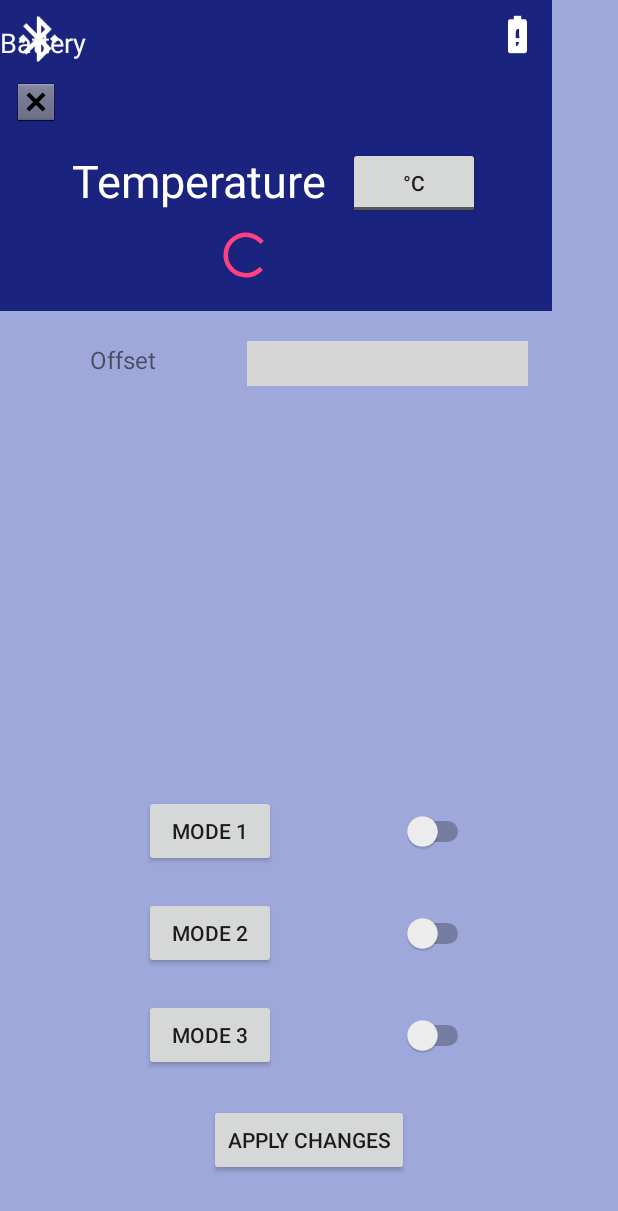
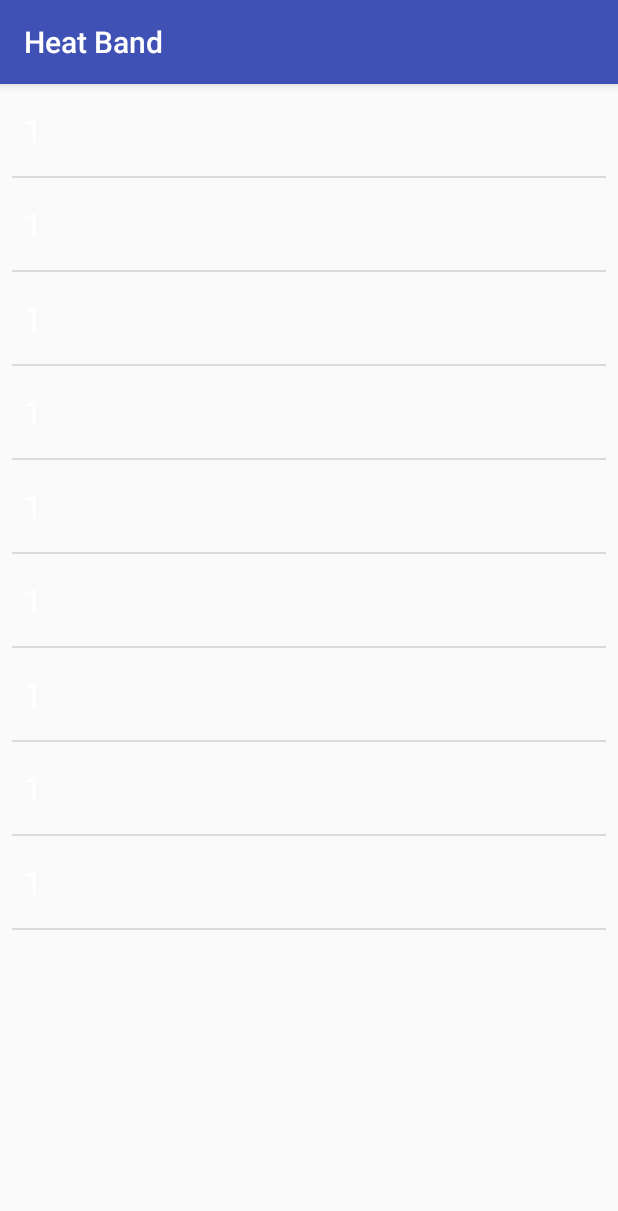
Before and after one commit to vomyrak/Heat_Band, an Android app: the screen it shows after launch (MainActivity before the commit, ScanActivity after it), on a phone screen of 412 x 824 dp. Shown: the top 1211 px of the screen. Run offline under Robolectric (Android 15) with nearby library versions, the phone set to English and light mode, and no system bars; libraries missing offline, so code that uses them is left out: com.daimajia.numberprogressbar, org.adw.library; plain views replace DiscreteSeekBar, NumberProgressBar; 6 statements that could not run were skipped; grey boxes are pictures that could not be loaded.

Commit message:
22:17 07/03

```diff
--- a/app/build.gradle
+++ b/app/build.gradle
@@ -30,5 +30,5 @@ dependencies {
 
     compile 'org.adw.library:discrete-seekbar:1.0.1'
     compile 'com.daimajia.numberprogressbar:library:1.4@aar'
-
+    compile 'com.android.support:recyclerview-v7:26.1.0'
 }
--- a/app/src/main/AndroidManifest.xml
+++ b/app/src/main/AndroidManifest.xml
@@ -32,7 +32,9 @@
         <service
             android:name=".MyBtService"
             android:enabled="true"
-            android:exported="true"></service>
+            android:exported="true" />
+
+        <activity android:name=".ScanActivity"></activity>
     </application>
 
 </manifest>
--- /dev/null
+++ b/app/src/main/java/com/example/vomyrak/heatband/DeviceAdapter.java
@@ -0,0 +1,58 @@
+package com.example.vomyrak.heatband;
+
+import android.content.Context;
+import android.support.v7.widget.RecyclerView;
+import android.view.LayoutInflater;
+import android.view.View;
+import android.view.ViewGroup;
+import android.widget.TextView;
+
+import java.util.List;
+
+/**
+ * Created by VomyraK on 07/03/2018.
+ */
+
+public class DeviceAdapter extends RecyclerView.Adapter<DeviceAdapter.AdapterViewHolder> {
+
+    private String[] mDeviceData;
+    public DeviceAdapter(){}
+
+    public class AdapterViewHolder extends RecyclerView.ViewHolder{
+        public final TextView mDeviceTextView;
+
+        public AdapterViewHolder(View view){
+            super(view);
+            this.mDeviceTextView = (TextView) view.findViewById(R.id.found_bluetooth_devices);
+        }
+    }
+
+    @Override
+    public void onBindViewHolder(AdapterViewHolder holder, int position) {
+        String newString = mDeviceData[position];
+        holder.mDeviceTextView.setText(newString);
+    }
+
+    @Override
+    public AdapterViewHolder onCreateViewHolder(ViewGroup parent, int viewType) {
+        Context context = parent.getContext();
+        int layoutIdForListItem = R.layout.list_item;
+        LayoutInflater inflater = LayoutInflater.from(context);
+        boolean shouldAttachToParentImmediately = false;
+
+        View view = LayoutInflater.from(parent.getContext()).inflate(R.layout.list_item, parent, shouldAttachToParentImmediately);
+        AdapterViewHolder adapterViewHolder = new AdapterViewHolder(view);
+        return adapterViewHolder;
+    }
+
+    @Override
+    public int getItemCount() {
+        if (mDeviceData == null) return 0;
+        return mDeviceData.length;
+    }
+
+    public void setDeviceData(String[] data){
+        mDeviceData = new String[]{"1","1","1","1","1","1","1","1","1",};
+        notifyDataSetChanged();
+    }
+}
--- a/app/src/main/java/com/example/vomyrak/heatband/MainActivity.java
+++ b/app/src/main/java/com/example/vomyrak/heatband/MainActivity.java
@@ -201,8 +201,6 @@ public class MainActivity extends AppCompatActivity {
             public void onClick(View view) {
                 try {
                     myBtService.resetBluetooth();
-
-
                 } catch (Exception e){
                     e.printStackTrace();
                 }
@@ -218,12 +216,6 @@ public class MainActivity extends AppCompatActivity {
                 bundle.putString(mOutgoingData, "j255,0,255 ");
                 message.setData(bundle);
                 myBtService.writingThread.handler.sendMessage(message);
-                /*
-                try {
-                    myBtService.resetBluetooth();
-                } catch (Exception e){
-                    e.printStackTrace();
-                }*/
             }
         });
 
@@ -232,20 +224,18 @@ public class MainActivity extends AppCompatActivity {
             @Override
             public void onProgressChanged(DiscreteSeekBar seekBar, int value, boolean fromUser) {
                 seekBarProgress = seekBar.getProgress();
-
             }
 
             @Override
             public void onStartTrackingTouch(DiscreteSeekBar seekBar) {
-
             }
 
             @Override
             public void onStopTrackingTouch(DiscreteSeekBar seekBar) {
-
             }
         });
-
+        Intent startupIntent = new Intent(this, ScanActivity.class);
+        startActivityForResult(startupIntent, 1);
         Intent intent = new Intent(this, MyBtService.class);
         startService(intent);
         bindService(intent, mServiceConnection, Context.BIND_AUTO_CREATE);
--- /dev/null
+++ b/app/src/main/java/com/example/vomyrak/heatband/ScanActivity.java
@@ -0,0 +1,62 @@
+package com.example.vomyrak.heatband;
+
+import android.bluetooth.BluetoothDevice;
+import android.content.BroadcastReceiver;
+import android.content.Context;
+import android.content.Intent;
+import android.content.IntentFilter;
+import android.support.v7.app.AppCompatActivity;
+import android.os.Bundle;
+import android.support.v7.widget.LinearLayoutManager;
+import android.support.v7.widget.RecyclerView;
+import android.util.Log;
+import android.view.View;
+
+import java.util.ArrayList;
+
+import static com.example.vomyrak.heatband.MainActivity.DEVICE_NAME;
+import static com.example.vomyrak.heatband.MainActivity.DEVICE_ADDRESS;
+
+public class ScanActivity extends AppCompatActivity {
+
+    private ArrayList<BluetoothDevice> discoveredDevices;
+    private RecyclerView mRecyclerView;
+    private DeviceAdapter mDeviceAdapter;
+    @Override
+    protected void onCreate(Bundle savedInstanceState) {
+        super.onCreate(savedInstanceState);
+        setContentView(R.layout.activity_scan);
+        mRecyclerView = (RecyclerView) findViewById(R.id.recyclerView);
+        LinearLayoutManager layoutManager = new LinearLayoutManager(this, LinearLayoutManager.VERTICAL, false);
+        mRecyclerView.setLayoutManager(layoutManager);
+        mRecyclerView.setHasFixedSize(true);
+        mDeviceAdapter = new DeviceAdapter();
+        mRecyclerView.setAdapter(mDeviceAdapter);
+        IntentFilter filter = new IntentFilter();
+        filter.addAction(BluetoothDevice.ACTION_FOUND);
+        this.registerReceiver(bReciever, filter);
+        addItemForDisplay(new String[]{"1", "2"});
+        mRecyclerView.setVisibility(View.VISIBLE);
+
+    }
+
+    private final BroadcastReceiver bReciever = new BroadcastReceiver() {
+        public void onReceive(Context context, Intent intent) {
+            String action = intent.getAction();
+            if (BluetoothDevice.ACTION_FOUND.equals(action)) {
+                Log.d("DEVICELIST", "Bluetooth device found\n");
+                BluetoothDevice device = intent.getParcelableExtra(BluetoothDevice.EXTRA_DEVICE);
+                discoveredDevices.add(device);
+                // Create a new device item
+                addItemForDisplay(device);
+            }
+        }
+    };
+
+    private void addItemForDisplay(BluetoothDevice device){
+        mDeviceAdapter.setDeviceData(new String[]{device.getAddress().toString()});
+    }
+    private void addItemForDisplay(String[] strings){
+        mDeviceAdapter.setDeviceData(strings);
+    }
+}
--- /dev/null
+++ b/app/src/main/res/layout/activity_scan.xml
@@ -0,0 +1,14 @@
+<?xml version="1.0" encoding="utf-8"?>
+<FrameLayout xmlns:android="http://schemas.android.com/apk/res/android"
+    xmlns:app="http://schemas.android.com/apk/res-auto"
+    xmlns:tools="http://schemas.android.com/tools"
+    android:layout_width="match_parent"
+    android:layout_height="match_parent"
+    tools:context="com.example.vomyrak.heatband.ScanActivity"
+    android:theme="@android:style/Theme.Dialog">
+
+    <android.support.v7.widget.RecyclerView
+        android:id="@+id/recyclerView"
+        android:layout_width="match_parent"
+        android:layout_height="match_parent" />
+</FrameLayout>
--- /dev/null
+++ b/app/src/main/res/layout/list_item.xml
@@ -0,0 +1,22 @@
+<?xml version="1.0" encoding="utf-8"?>
+<LinearLayout
+    xmlns:android="http://schemas.android.com/apk/res/android"
+    android:layout_width="match_parent"
+    android:layout_height="wrap_content"
+    android:orientation="vertical"
+    android:theme="@style/Theme.AppCompat.Dialog">
+
+    <TextView
+        android:id="@+id/found_bluetooth_devices"
+        style="@style/TextAppearance.AppCompat.Large"
+        android:layout_width="wrap_content"
+        android:layout_height="wrap_content"
+        android:padding="16dp"/>
+
+    <View
+        android:layout_width="match_parent"
+        android:layout_height="1dp"
+        android:background="#dadada"
+        android:layout_marginLeft="8dp"
+        android:layout_marginRight="8dp" />
+</LinearLayout>
--- a/app/src/main/res/values/strings.xml
+++ b/app/src/main/res/values/strings.xml
@@ -22,5 +22,4 @@
     <string name="Zone_3">Zone 3</string>
     <string name="Save">Save</string>
 
-
 </resources>
```
Also changed, not shown: app/src/main/java/com/example/vomyrak/heatband/MyBtService.java (+54 -57 lines).
